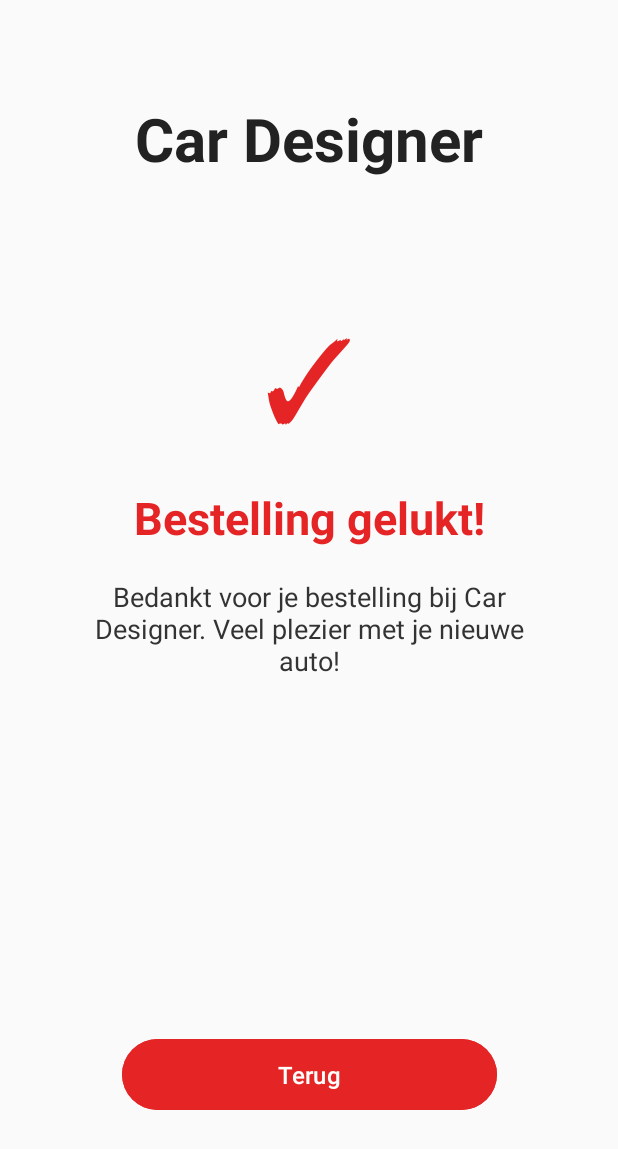
After one commit to nathankoops/android-studio1, an Android app: the MainActivity5 screen opened directly, with no data from a screen before it, on a phone screen of 412 x 824 dp. The commit adds this screen. Shown: the top 1149 px of the screen. Run offline under Robolectric (Android 15) with nearby library versions, the phone set to English and light mode, and no system bars.

Commit message:
v3
klaar voor presentatie

```diff
--- a/app/src/main/AndroidManifest.xml
+++ b/app/src/main/AndroidManifest.xml
@@ -12,6 +12,9 @@
         android:supportsRtl="true"
         android:theme="@style/Theme.AndroidAppCarDesigner"
         tools:targetApi="31">
+        <activity
+            android:name=".MainActivity5"
+            android:exported="false" />
         <activity
             android:name=".MainActivity4"
             android:exported="false" />
--- a/app/src/main/java/com/example/androidappcardesigner/MainActivity4.kt
+++ b/app/src/main/java/com/example/androidappcardesigner/MainActivity4.kt
@@ -5,6 +5,7 @@ import android.os.Bundle
 import android.widget.TextView
 import android.widget.EditText
 import android.widget.Button
+import android.content.Intent
 import androidx.activity.enableEdgeToEdge
 import androidx.appcompat.app.AppCompatActivity
 import androidx.core.view.ViewCompat
@@ -32,7 +33,7 @@ class MainActivity4 : AppCompatActivity() {
             insets
         }
 
-        // Gegevens ophalen van vorige pagina's
+        // Gegevens ophalen van vorige pagina
         val kleur = intent.getStringExtra("kleur")
         val gekozenAuto = intent.getStringExtra("gekozenAuto")
 
@@ -66,7 +67,8 @@ class MainActivity4 : AppCompatActivity() {
             if (ingevuldAdres.isEmpty()) {
                 adres.error = "Vul je adres in"
             } else {
-                informatie.text = "Je bestelling is ingevuld!\nAdres: $ingevuldAdres"
+                val intent = Intent(this, MainActivity5::class.java)
+                startActivity(intent)
             }
         }
     }
--- /dev/null
+++ b/app/src/main/java/com/example/androidappcardesigner/MainActivity5.kt
@@ -0,0 +1,40 @@
+
+package com.example.androidappcardesigner
+
+import android.os.Bundle
+import android.widget.Button
+import androidx.activity.enableEdgeToEdge
+import androidx.appcompat.app.AppCompatActivity
+import androidx.core.view.ViewCompat
+import androidx.core.view.WindowInsetsCompat
+
+class MainActivity5 : AppCompatActivity() {
+
+    override fun onCreate(savedInstanceState: Bundle?) {
+        super.onCreate(savedInstanceState)
+        enableEdgeToEdge()
+        setContentView(R.layout.activity_main5)
+
+        ViewCompat.setOnApplyWindowInsetsListener(findViewById(R.id.main)) { v, insets ->
+            val systemBars = insets.getInsets(
+                WindowInsetsCompat.Type.systemBars()
+            )
+
+            v.setPadding(
+                systemBars.left,
+                systemBars.top,
+                systemBars.right,
+                systemBars.bottom
+            )
+
+            insets
+        }
+
+        // Terug naar pagina 4
+        val terug = findViewById<Button>(R.id.buttonTerug)
+
+        terug.setOnClickListener {
+            finish()
+        }
+    }
+}
--- a/app/src/main/res/layout/activity_main4.xml
+++ b/app/src/main/res/layout/activity_main4.xml
@@ -50,19 +50,21 @@
         android:layout_width="0dp"
         android:layout_height="wrap_content"
         android:layout_marginStart="25dp"
+        android:layout_marginTop="35dp"
         android:layout_marginEnd="25dp"
-        android:layout_marginTop="35dp"
         android:background="#151515"
+        android:lineSpacingExtra="8dp"
         android:padding="22dp"
         android:text="De gekozen auto is:\n\nDe gekozen kleur is:\n\nDe gekozen motor is:"
         android:textColor="#FFFFFF"
         android:textSize="19sp"
-        android:lineSpacingExtra="8dp"
+        app:layout_constraintBottom_toBottomOf="parent"
+        app:layout_constraintEnd_toEndOf="parent"
+        app:layout_constraintHorizontal_bias="0.0"
+        app:layout_constraintStart_toStartOf="parent"
         app:layout_constraintTop_toBottomOf="@id/titel"
-        app:layout_constraintStart_toStartOf="parent"
-        app:layout_constraintEnd_toEndOf="parent" />
+        app:layout_constraintVertical_bias="0.0" />
 
-    <!-- Bestellen -->
     <Button
         android:id="@+id/buttonBestellen"
         android:layout_width="165dp"
--- /dev/null
+++ b/app/src/main/res/layout/activity_main5.xml
@@ -0,0 +1,77 @@
+<?xml version="1.0" encoding="utf-8"?>
+<androidx.constraintlayout.widget.ConstraintLayout
+    xmlns:android="http://schemas.android.com/apk/res/android"
+    xmlns:app="http://schemas.android.com/apk/res-auto"
+    xmlns:tools="http://schemas.android.com/tools"
+    android:id="@+id/main"
+    android:layout_width="match_parent"
+    android:layout_height="match_parent"
+    android:background="#FAFAFA"
+    tools:context=".MainActivity5">
+
+    <TextView
+        android:id="@+id/titel"
+        android:layout_width="wrap_content"
+        android:layout_height="wrap_content"
+        android:text="Car Designer"
+        android:textColor="#222222"
+        android:textSize="40sp"
+        android:textStyle="bold"
+        android:layout_marginTop="65dp"
+        app:layout_constraintTop_toTopOf="parent"
+        app:layout_constraintStart_toStartOf="parent"
+        app:layout_constraintEnd_toEndOf="parent" />
+
+    <TextView
+        android:id="@+id/check"
+        android:layout_width="100dp"
+        android:layout_height="100dp"
+        android:text="✓"
+        android:textSize="75sp"
+        android:textColor="#E52525"
+        android:gravity="center"
+        android:layout_marginTop="80dp"
+        app:layout_constraintTop_toBottomOf="@id/titel"
+        app:layout_constraintStart_toStartOf="parent"
+        app:layout_constraintEnd_toEndOf="parent" />
+
+    <TextView
+        android:id="@+id/bestellingGelukt"
+        android:layout_width="wrap_content"
+        android:layout_height="wrap_content"
+        android:text="Bestelling gelukt!"
+        android:textColor="#E52525"
+        android:textSize="30sp"
+        android:textStyle="bold"
+        android:layout_marginTop="25dp"
+        app:layout_constraintTop_toBottomOf="@id/check"
+        app:layout_constraintStart_toStartOf="parent"
+        app:layout_constraintEnd_toEndOf="parent" />
+
+    <TextView
+        android:id="@+id/bedankt"
+        android:layout_width="300dp"
+        android:layout_height="wrap_content"
+        android:text="Bedankt voor je bestelling bij Car Designer. Veel plezier met je nieuwe auto!"
+        android:textColor="#333333"
+        android:textSize="18sp"
+        android:gravity="center"
+        android:layout_marginTop="20dp"
+        app:layout_constraintTop_toBottomOf="@id/bestellingGelukt"
+        app:layout_constraintStart_toStartOf="parent"
+        app:layout_constraintEnd_toEndOf="parent" />
+
+    <Button
+        android:id="@+id/buttonTerug"
+        android:layout_width="250dp"
+        android:layout_height="55dp"
+        android:text="Terug"
+        android:textColor="#FFFFFF"
+        android:textSize="16sp"
+        android:backgroundTint="#E52525"
+        android:layout_marginBottom="80dp"
+        app:layout_constraintBottom_toBottomOf="parent"
+        app:layout_constraintStart_toStartOf="parent"
+        app:layout_constraintEnd_toEndOf="parent" />
+
+</androidx.constraintlayout.widget.ConstraintLayout>
```
